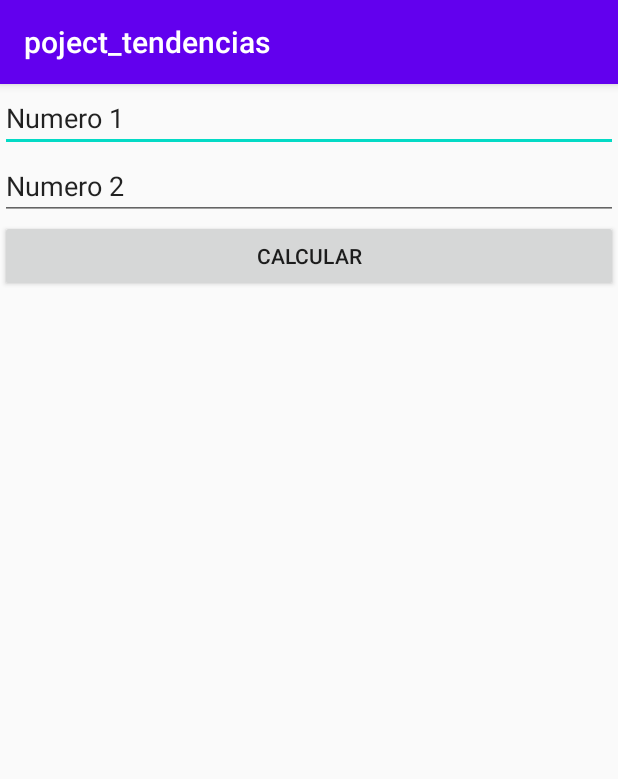
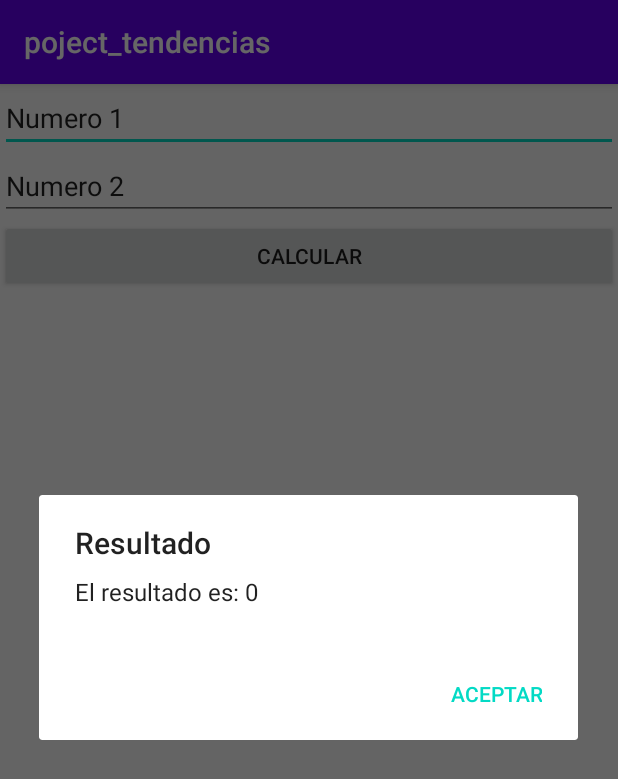
Before and after one commit to skellive/repositorio_materia, an Android app: the screen it shows after launch (MainActivity), after a tap on "CALCULAR", on a phone screen of 412 x 824 dp. Shown: the top 779 px of the screen. Run offline under Robolectric (Android 15) with nearby library versions, the phone set to English and light mode, and no system bars; 2 statements that could not run were skipped.

Commit message:
commit_2
actualizado suma simple

```diff
--- a/app/src/main/java/com/kotlin/poject_tendencias/MainActivity.kt
+++ b/app/src/main/java/com/kotlin/poject_tendencias/MainActivity.kt
@@ -2,6 +2,8 @@ package com.kotlin.poject_tendencias
 
 import androidx.appcompat.app.AppCompatActivity
 import android.os.Bundle
+import android.widget.Toast
+import androidx.appcompat.app.AlertDialog
 import androidx.core.text.set
 import kotlinx.android.synthetic.main.activity_main.*
 import java.lang.Integer.parseInt
@@ -17,15 +19,22 @@ class MainActivity : AppCompatActivity() {
     private fun setup(){
 
         button.setOnClickListener {
-            val numero_1 = parseInt(txtNum1.text.toString())
-            val numero_2 = parseInt(txtNum2.text.toString())
-            val resultado = numero_1 + numero_2
+            showAlert()
 
         }
 
     }
 
     private fun showAlert(){
+        val numero_1 = parseInt(txtNum1.text.toString())
+        val numero_2 = parseInt(txtNum2.text.toString())
+        val resultado = numero_1 + numero_2
+        val builder = AlertDialog.Builder(this)
+        builder.setTitle("Resultado")
+        builder.setMessage("El resultado es: $resultado")
+        builder.setPositiveButton("Aceptar", null)
+        val dialog: AlertDialog = builder.create()
+        dialog.show()
 
     }
 }
```
